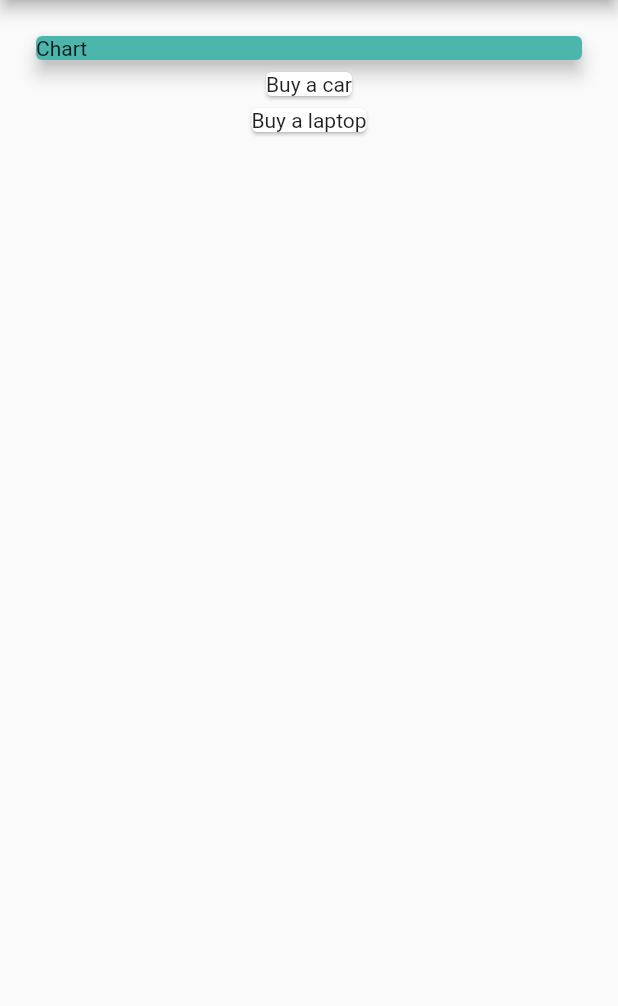
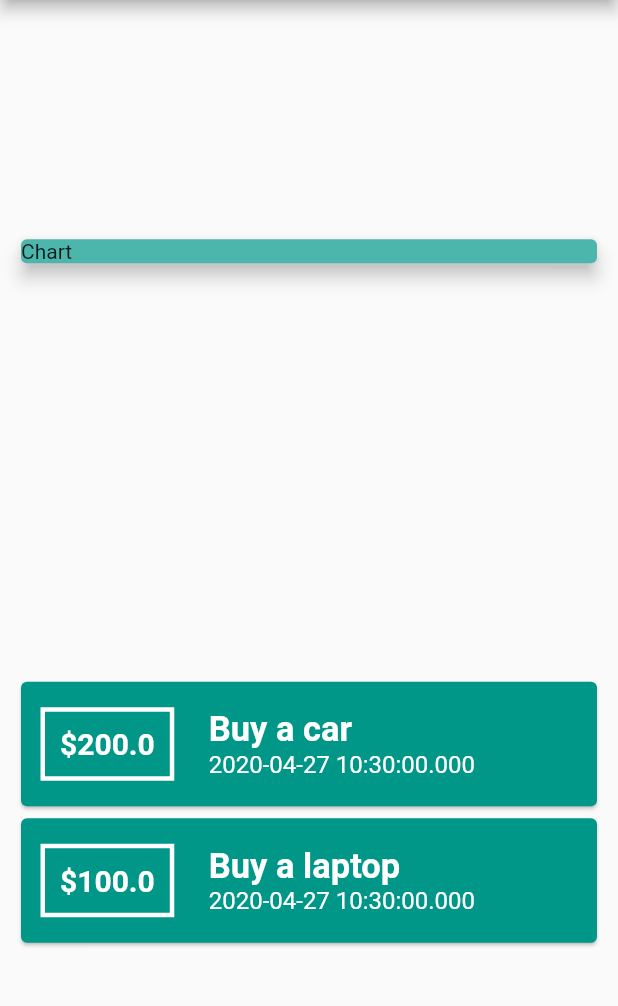
Before and after one commit to Ayesh1998/Flutter-Daily_Expenses_Calculator_App, a Flutter app: the screen it shows after launch, on a phone screen of 412 x 824 dp, the part 84-1090 px from its top. Run offline on Flutter 3.47's test engine with Material 2 defaults, Android fonts, the phone set to English and light mode, and no system bars.

Commit message:
Implemented expense details card with styles

```diff
--- a/lib/main.dart
+++ b/lib/main.dart
@@ -39,8 +39,9 @@ class HomePage extends StatelessWidget {
         backgroundColor: Colors.teal[700],
       ),
       body: Padding(
-        padding: const EdgeInsets.fromLTRB(20, 20, 20, 0),
+        padding: const EdgeInsets.fromLTRB(10, 20, 10, 0),
         child: Column(
+          mainAxisAlignment: MainAxisAlignment.spaceAround,
           crossAxisAlignment: CrossAxisAlignment.stretch,
           children: <Widget>[
             Container(
@@ -57,7 +58,57 @@ class HomePage extends StatelessWidget {
             Column(
                 children: transactions.map((transaction) {
               return Card(
-                child: Text(transaction.title),
+                color: Colors.teal[500],
+                child: Padding(
+                  padding: const EdgeInsets.all(10.0),
+                  child: Row(
+                    children: <Widget>[
+                      Padding(
+                        padding: const EdgeInsets.all(0.0),
+                        child: Container(
+                          decoration: BoxDecoration(
+                            border: Border.all(
+                                color: Colors.white,
+                                width: 3,
+                                style: BorderStyle.solid),
+                          ),
+                          margin: EdgeInsets.fromLTRB(3, 7, 3, 7),
+                          padding: EdgeInsets.fromLTRB(10, 10, 10, 10),
+                          child: Text(
+                            '\$${transaction.amount}',
+                            style: TextStyle(
+                                fontSize: 20,
+                                fontWeight: FontWeight.bold,
+                                color: Colors.white),
+                          ),
+                        ),
+                      ),
+                      SizedBox(
+                        width: 20,
+                      ),
+                      Column(
+                        crossAxisAlignment: CrossAxisAlignment.start,
+                        children: <Widget>[
+                          Text(
+                            transaction.title,
+                            style: TextStyle(
+                              fontSize: 23,
+                              color: Colors.white,
+                              fontWeight: FontWeight.bold,
+                            ),
+                          ),
+                          Text(
+                            transaction.date.toString(),
+                            style: TextStyle(
+                              fontSize: 16,
+                              color: Colors.white,
+                            ),
+                          ),
+                        ],
+                      ),
+                    ],
+                  ),
+                ),
               );
             }).toList()),
           ],
```
Also changed, not shown: pubspec.yaml (+1 -6 lines), pubspec.lock.
